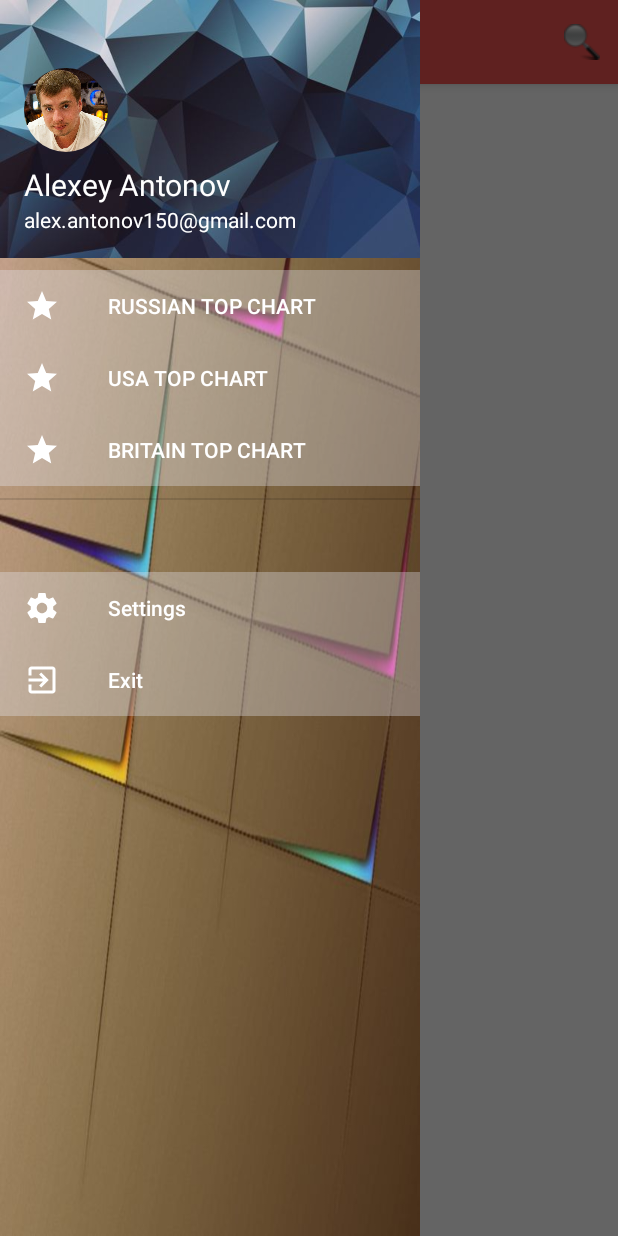
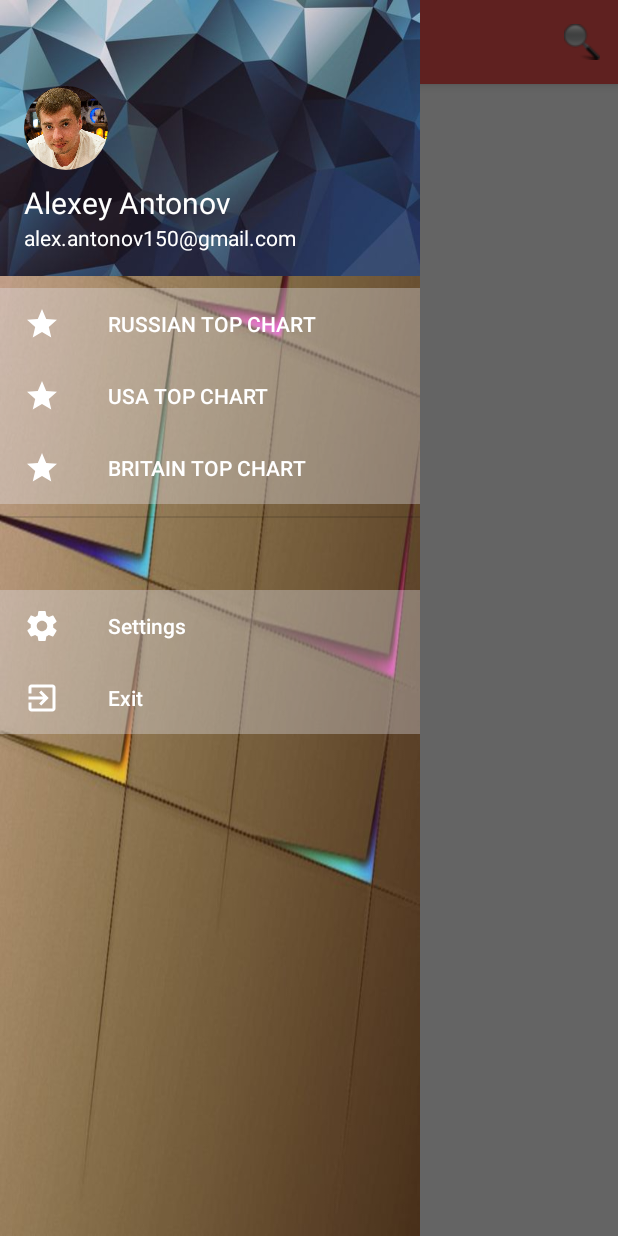
Before and after one commit to AlexeySAntonov/Lyrics-Everywhere, an Android app: the screen it shows after launch (MainActivity), with the side drawer open, on a phone screen of 412 x 824 dp. Run offline under Robolectric (Android 15) with nearby library versions, the phone set to English and light mode, and no system bars; our stand-ins replace CircleImageView; libraries missing offline, so code that uses them is left out: com.facebook.stetho; plain views replace RobotoTextView; pictures from the network do not load; 5 statements that could not run were skipped.

Commit message:
refactor/add string resources and translucent navigation

```diff
--- a/Musixmatch_lyrics_API_App/app/src/main/res/layout/drawer_header.xml
+++ b/Musixmatch_lyrics_API_App/app/src/main/res/layout/drawer_header.xml
@@ -4,7 +4,7 @@
 	xmlns:android="http://schemas.android.com/apk/res/android"
 	xmlns:app="http://schemas.android.com/apk/res-auto"
 	android:layout_width="match_parent"
-	android:layout_height="172dp"
+	android:layout_height="184dp"
 	android:background="@drawable/header_image"
 	android:gravity="bottom"
 	android:orientation="vertical"
@@ -21,7 +21,7 @@
 		android:id="@+id/name"
 		android:layout_width="match_parent"
 		android:layout_height="wrap_content"
-		android:text="Alexey Antonov"
+		android:text="@string/alexey_antonov"
 		android:textColor="@android:color/white"
 		android:textSize="20sp"
 		app:robotoTypeface="roboto_medium"/>
@@ -30,7 +30,7 @@
 		android:id="@+id/mail"
 		android:layout_width="match_parent"
 		android:layout_height="wrap_content"
-		android:text="alex.antonov150@gmail.com"
+		android:text="@string/alex_antonov150_gmail_com"
 		android:textColor="@android:color/white"
 		android:textSize="14sp"
 		app:robotoTypeface="roboto_regular"/>
--- a/Musixmatch_lyrics_API_App/app/src/main/res/values-v19/styles.xml
+++ b/Musixmatch_lyrics_API_App/app/src/main/res/values-v19/styles.xml
@@ -7,6 +7,7 @@
 		<item name="colorPrimaryDark">@color/colorPrimaryDark</item>
 		<item name="colorAccent">@color/colorAccent</item>
 		<item name="android:windowTranslucentStatus">true</item>
+		<item name="android:windowTranslucentNavigation">true</item>
 	</style>
 
 	<style name="AppTheme.AppBarOverlay" parent="ThemeOverlay.AppCompat.Dark.ActionBar"/>
--- a/Musixmatch_lyrics_API_App/app/src/main/res/values/strings.xml
+++ b/Musixmatch_lyrics_API_App/app/src/main/res/values/strings.xml
@@ -18,4 +18,6 @@
 	<string name="search_by_artist_name">Search by artist name...</string>
 	<string name="lyrics_of">Lyrics of</string>
 	<string name="album">Album -</string>
+	<string name="alexey_antonov">Alexey Antonov</string>
+	<string name="alex_antonov150_gmail_com">alex.antonov150@gmail.com</string>
 </resources>
```
